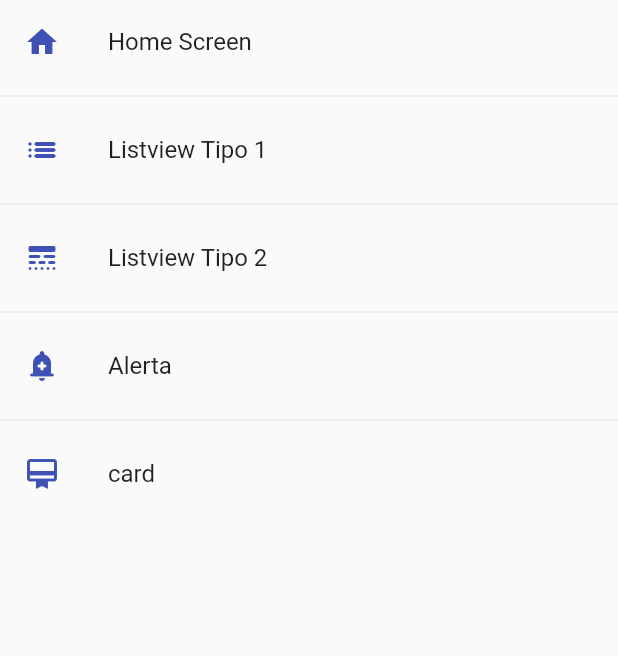
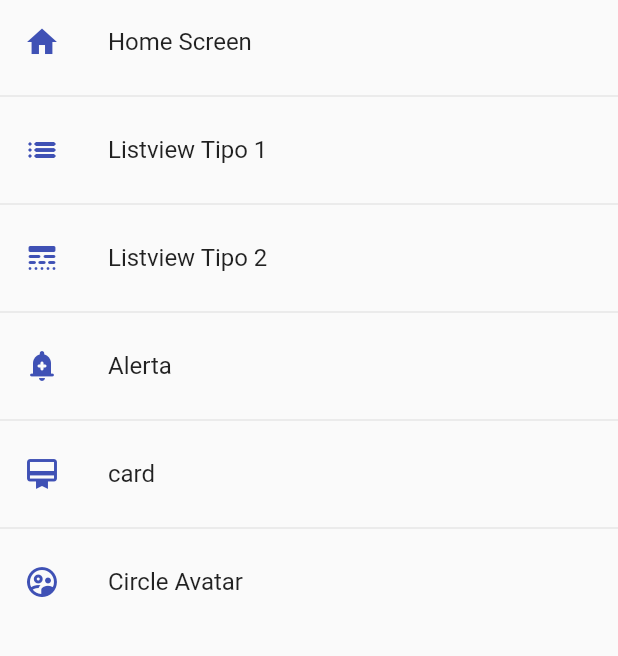
Before and after one commit to CarlosAvilesG/Flutter_Componentes, a Flutter app: the screen it shows after launch, on a phone screen of 412 x 824 dp, the part 84-740 px from its top. Run offline on Flutter 3.47's test engine with Material 2 defaults, Android fonts, the phone set to English and light mode, and no system bars.

Commit message:
84-avatar

```diff
--- a/lib/router/app_routes.dart
+++ b/lib/router/app_routes.dart
@@ -36,6 +36,12 @@ class AppRoutes {
       icon: Icons.card_membership_outlined,
       name: 'card',
       screen: const CardScreen(),
+    ),
+    MenuOption(
+      route: 'avatar',
+      icon: Icons.supervised_user_circle_outlined,
+      name: 'Circle Avatar',
+      screen: const AvatarScreen(),
     )
   ];
 
--- a/lib/screens/screens.dart
+++ b/lib/screens/screens.dart
@@ -1,5 +1,6 @@
+export 'package:fl_components/screens/listview2_screen.dart';
+export 'package:fl_components/screens/listview1_screen.dart';
 export 'package:fl_components/screens/home_screen.dart';
-export 'package:fl_components/screens/listview1_screen.dart';
-export 'package:fl_components/screens/listview2_screen.dart';
 export 'package:fl_components/screens/card_screen.dart';
+export 'package:fl_components/screens/avatar_screen.dart';
 export 'package:fl_components/screens/alert_screen.dart';
```
Also changed, not shown: lib/screens/avatar_screen.dart (added, +30 -0 lines).
